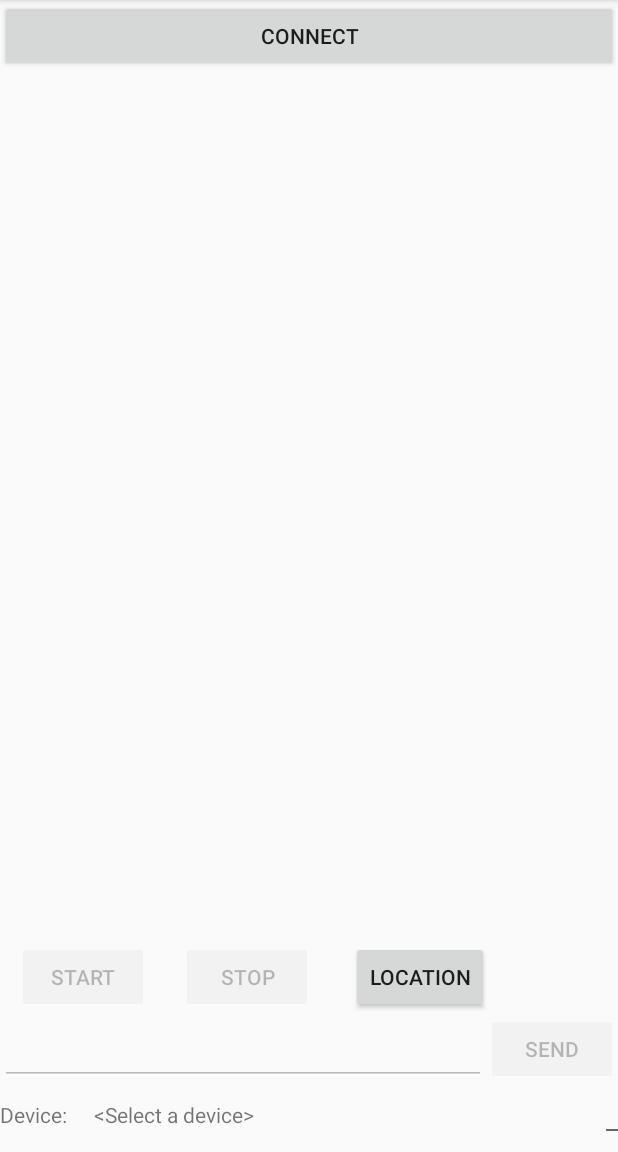
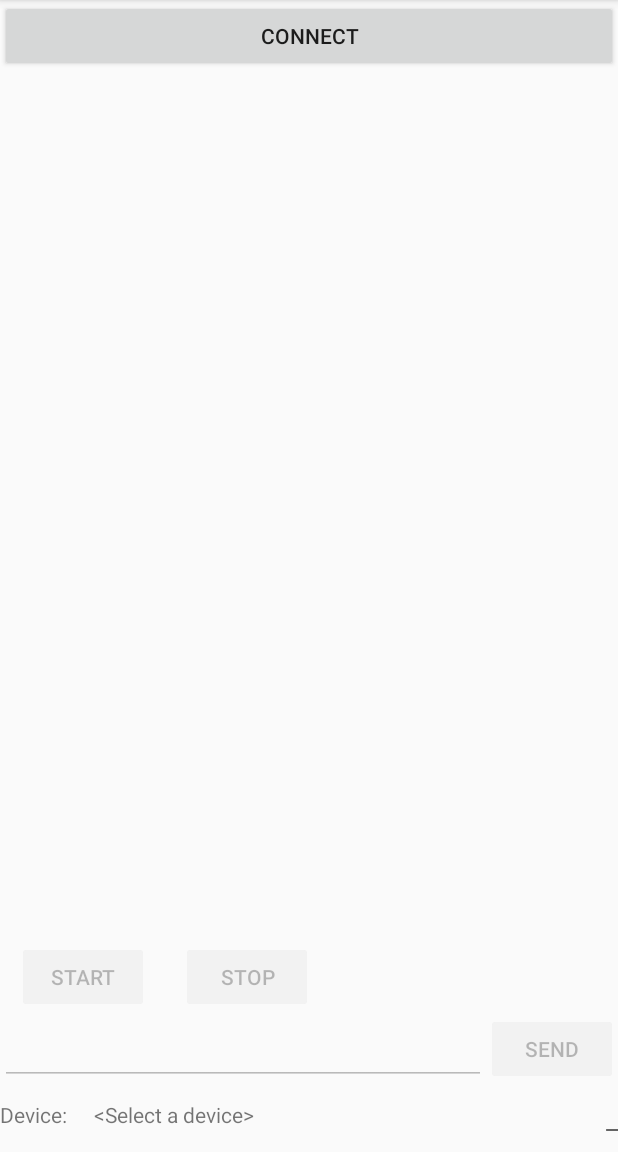
Before and after one commit to MatsDeMeyer/RF-Survey-BLE, an Android app: the screen it shows after launch (MainActivity), on a phone screen of 412 x 824 dp, the part 84-1236 px from its top. Run offline under Robolectric (Android 15) with nearby library versions, the phone set to English and light mode, and no system bars; 2 statements that could not run were skipped.

Commit message:
AutoUpdated Locations + results printed

```diff
--- a/app/src/main/java/com/nordicsemi/nrfUARTv2/ALPHandler.java
+++ b/app/src/main/java/com/nordicsemi/nrfUARTv2/ALPHandler.java
@@ -68,6 +68,10 @@ public class ALPHandler {
             return "Reponse not OK";
     }
 
+    public String results(){
+        return "Ok/Nok Results: " + OkResults.size() + "/" + NokResults.size();
+    }
+
     byte[] concat(byte[]...arrays)
     {
         // Determine the length of the result array
--- a/app/src/main/java/com/nordicsemi/nrfUARTv2/MainActivity.java
+++ b/app/src/main/java/com/nordicsemi/nrfUARTv2/MainActivity.java
@@ -59,6 +59,9 @@ import android.widget.TextView;
 import android.widget.Toast;
 
 import com.google.android.gms.location.FusedLocationProviderClient;
+import com.google.android.gms.location.LocationCallback;
+import com.google.android.gms.location.LocationRequest;
+import com.google.android.gms.location.LocationResult;
 import com.google.android.gms.location.LocationServices;
 import com.google.android.gms.tasks.OnSuccessListener;
 
@@ -86,12 +89,15 @@ public class MainActivity extends Activity implements RadioGroup.OnCheckedChange
     private BluetoothAdapter mBtAdapter = null;
     private ListView messageListView;
     private ArrayAdapter<String> listAdapter;
-    private Button btnConnectDisconnect, btnSend, btnStart, btnStop, btnLocation;
+    private Button btnConnectDisconnect, btnSend, btnStart, btnStop;
     private EditText edtMessage;
     private FusedLocationProviderClient mFusedLocationClient;
+    private LocationRequest mLocationRequest;
+    private LocationCallback mLocationCallback;
+    public static Location currentLocation;
     // Create the Handler object (on the main thread by default)
-    Handler ALPhandler = new Handler();
-    ALPGenerator ALPGenerator = new ALPGenerator();
+    Handler PeriodicALP = new Handler();
+    ALPHandler ALPHandler= new ALPHandler();
 
 
     @TargetApi(Build.VERSION_CODES.M)
@@ -116,7 +122,23 @@ public class MainActivity extends Activity implements RadioGroup.OnCheckedChange
             }
         } else {
             mFusedLocationClient = LocationServices.getFusedLocationProviderClient(this);
+            createLocationRequest();
         }
+
+        mLocationCallback = new LocationCallback() {
+            @Override
+            public void onLocationResult(LocationResult locationResult) {
+                for (Location location : locationResult.getLocations()) {
+                    // Update UI with location data
+                    currentLocation = location;
+                    //Update the log with time stamp
+                    /*String currentDateTimeString = DateFormat.getTimeInstance().format(new Date());
+                    listAdapter.add("[" + currentDateTimeString + "] Location updated, lat: " + currentLocation.getLatitude() + " long: " + currentLocation.getLongitude());
+                    messageListView.smoothScrollToPosition(listAdapter.getCount() - 1);
+                    */
+                }
+            };
+        };
 
         messageListView = (ListView) findViewById(R.id.listMessage);
         listAdapter = new ArrayAdapter<String>(this, R.layout.message_detail);
@@ -129,14 +151,15 @@ public class MainActivity extends Activity implements RadioGroup.OnCheckedChange
         btnStop = (Button) findViewById(R.id.stopButton);
         btnStart.setEnabled(false);
         btnStop.setEnabled(false);
-        btnLocation = (Button) findViewById(R.id.locButton);
         service_init();
 
         // Periodically send ALP commands
-        final Runnable PeriodicALP = new Runnable() {
+        final Runnable PeriodicSurvey = new Runnable() {
             @Override
             public void run() {
-                byte[] ALP = ALPGenerator.GenerateALP();
+                //update the location using getLastLocation(), used for the response;
+               //updateLocation();
+                byte[] ALP = ALPHandler.GenerateALP();
                 //send data to service
                 // Do something here on the main thread
                 mService.writeRXCharacteristic(ALP);
@@ -146,7 +169,7 @@ public class MainActivity extends Activity implements RadioGroup.OnCheckedChange
                 messageListView.smoothScrollToPosition(listAdapter.getCount() - 1);
                 Log.d("Handlers", "Called on main thread");
 
-                ALPhandler.postDelayed(this, 10000);
+                PeriodicALP.postDelayed(this, 10000);
 
 
             }
@@ -220,7 +243,7 @@ public class MainActivity extends Activity implements RadioGroup.OnCheckedChange
                     messageListView.smoothScrollToPosition(listAdapter.getCount() - 1);
 
                     // Start the ALP runnable task by posting through the handler
-                    ALPhandler.post(PeriodicALP);
+                    PeriodicALP.post(PeriodicSurvey);
 
 
                     //
@@ -237,7 +260,7 @@ public class MainActivity extends Activity implements RadioGroup.OnCheckedChange
             @Override
             public void onClick(View v) {
                 //stop the ALP commands
-                ALPhandler.removeCallbacks(PeriodicALP);
+                PeriodicALP.removeCallbacks(PeriodicSurvey);
                 String message = "Stop\r\n";
                 byte[] value;
                 try {
@@ -248,21 +271,14 @@ public class MainActivity extends Activity implements RadioGroup.OnCheckedChange
                     String currentDateTimeString = DateFormat.getTimeInstance().format(new Date());
                     listAdapter.add("[" + currentDateTimeString + "] Stopping the survey");
                     messageListView.smoothScrollToPosition(listAdapter.getCount() - 1);
+
+                    listAdapter.add("[" + currentDateTimeString + "] " + ALPHandler.results());
+                    messageListView.smoothScrollToPosition(listAdapter.getCount() - 1);
                 } catch (UnsupportedEncodingException e) {
                     // TODO Auto-generated catch block
                     e.printStackTrace();
                 }
 
-            }
-        });
-
-
-        // Handle Location button
-        btnLocation.setOnClickListener(new View.OnClickListener() {
-            @SuppressLint("MissingPermission")
-            @Override
-            public void onClick(View v) {
-                getFusedLocation();
             }
         });
 
@@ -294,10 +310,6 @@ public class MainActivity extends Activity implements RadioGroup.OnCheckedChange
 
         //Handler events that received from UART service
         public void handleMessage(Message msg) {
-            //Update the log with time stamp
-            String currentDateTimeString = DateFormat.getTimeInstance().format(new Date());
-            listAdapter.add("[" + currentDateTimeString + "] Data Received");
-            messageListView.smoothScrollToPosition(listAdapter.getCount() - 1);
 
         }
     };
@@ -365,7 +377,7 @@ public class MainActivity extends Activity implements RadioGroup.OnCheckedChange
                             String currentDateTimeString = DateFormat.getTimeInstance().format(new Date());
                             listAdapter.add("[" + currentDateTimeString + "] RX: " + response);
                             messageListView.smoothScrollToPosition(listAdapter.getCount() - 1);
-                            listAdapter.add("[" + currentDateTimeString + "] "+ ALPGenerator.ParseALP(txValue));
+                            listAdapter.add("[" + currentDateTimeString + "] "+ ALPHandler.ParseALP(txValue));
                             messageListView.smoothScrollToPosition(listAdapter.getCount() - 1);
 
                         } catch (Exception e) {
@@ -385,22 +397,10 @@ public class MainActivity extends Activity implements RadioGroup.OnCheckedChange
     };
 
 
-    @SuppressLint("MissingPermission")
-    private void getFusedLocation() {
-        mFusedLocationClient.getLastLocation()
-                .addOnSuccessListener(this, new OnSuccessListener<Location>() {
-                    @Override
-                    public void onSuccess(Location location) {
-                        // Got last known location. In some rare situations this can be null.
-                        if (location != null) {
-                            //Update the log with time stamp
-                            String currentDateTimeString = DateFormat.getTimeInstance().format(new Date());
-                            listAdapter.add("[" + currentDateTimeString + "] Location: Lat: " + location.getLatitude() + " Long: " + location.getLongitude());
-                            messageListView.smoothScrollToPosition(listAdapter.getCount() - 1);
-                        }
-                    }
-                });
-    }
+
+
+
+
 
     private void service_init() {
         Intent bindIntent = new Intent(this, UartService.class);
@@ -444,6 +444,7 @@ public class MainActivity extends Activity implements RadioGroup.OnCheckedChange
     protected void onStop() {
         Log.d(TAG, "onStop");
         super.onStop();
+        stopLocationUpdates();
     }
 
     @Override
@@ -467,6 +468,8 @@ public class MainActivity extends Activity implements RadioGroup.OnCheckedChange
             Intent enableIntent = new Intent(BluetoothAdapter.ACTION_REQUEST_ENABLE);
             startActivityForResult(enableIntent, REQUEST_ENABLE_BT);
         }
+        startLocationUpdates();
+
 
     }
 
@@ -557,4 +560,23 @@ public class MainActivity extends Activity implements RadioGroup.OnCheckedChange
         return hexString.toString();
     }
 
+    protected void createLocationRequest() {
+        mLocationRequest = new LocationRequest();
+        mLocationRequest.setInterval(10000);
+        mLocationRequest.setFastestInterval(5000);
+        mLocationRequest.setPriority(LocationRequest.PRIORITY_HIGH_ACCURACY);
+    }
+
+    @SuppressLint("MissingPermission")
+    private void startLocationUpdates() {
+        mFusedLocationClient.requestLocationUpdates(mLocationRequest,
+                mLocationCallback,
+                null /* Looper */);
+    }
+
+    private void stopLocationUpdates() {
+        mFusedLocationClient.removeLocationUpdates(mLocationCallback);
+    }
+
+
 }
--- a/app/src/main/res/layout/main.xml
+++ b/app/src/main/res/layout/main.xml
@@ -86,16 +86,6 @@
                 android:text="Stop"
                 android:textAppearance="@android:style/TextAppearance.Material.Button" />
 
-            <Button
-                android:id="@+id/locButton"
-                android:layout_width="wrap_content"
-                android:layout_height="wrap_content"
-                android:layout_alignTop="@+id/stopButton"
-                android:layout_marginStart="25dp"
-                android:layout_toEndOf="@+id/stopButton"
-                android:text="Location"
-                android:textAppearance="@android:style/TextAppearance.Material.Button" />
-
         </RelativeLayout>
     </LinearLayout>
 
```
Also changed, not shown: app/src/main/java/com/nordicsemi/nrfUARTv2/ALPGenerator.java (deleted, +0 -29 lines), app/src/main/java/com/nordicsemi/nrfUARTv2/Result.java (added, +23 -0 lines).
